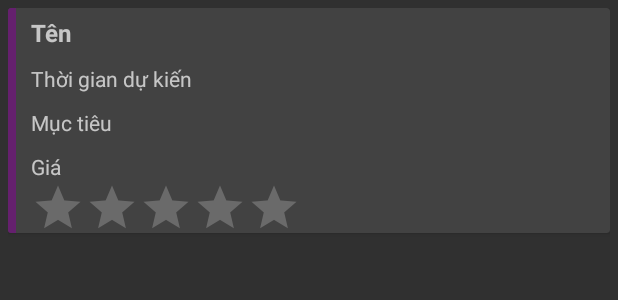
After one commit to hieuvanlai/PortablePTV2, an Android app: the layout item_list_pack_hot.xml on its own in the app's theme, with its tools: preview values and no code run, on a phone screen of 412 x 824 dp. The commit adds this screen. Shown: the top 300 px of the screen. Run offline under Robolectric (Android 15) with nearby library versions, the phone set to English and light mode, and no system bars.

Commit message:
load name Pack in Pack-type

```diff
--- a/app/src/main/java/com/example/hihihahahehe/portablept/adapters/PackAdapter.java
+++ b/app/src/main/java/com/example/hihihahahehe/portablept/adapters/PackAdapter.java
@@ -41,7 +41,7 @@ public class PackAdapter extends RecyclerView.Adapter<PackAdapter.PackViewHolder
 
     @Override
     public PackViewHolder onCreateViewHolder(ViewGroup parent, int viewType) {
-        View view = LayoutInflater.from(context).inflate(R.layout.item_list_pack, null);
+        View view = LayoutInflater.from(context).inflate(R.layout.item_list_pack_hot, null);
         PackViewHolder viewHolder = new PackViewHolder(view);
         return viewHolder;
     }
--- a/app/src/main/java/com/example/hihihahahehe/portablept/fragments/HomeFragment.java
+++ b/app/src/main/java/com/example/hihihahahehe/portablept/fragments/HomeFragment.java
@@ -28,6 +28,8 @@ import com.example.hihihahahehe.portablept.networks.RetrofitFactory;
 import com.example.hihihahahehe.portablept.networks.services.GetPacks;
 import com.example.hihihahahehe.portablept.networks.services.GetSports;
 import com.squareup.picasso.Picasso;
+
+import org.greenrobot.eventbus.EventBus;
 
 import java.util.ArrayList;
 import java.util.List;
@@ -103,6 +105,7 @@ public class HomeFragment extends Fragment {
                     hotPackModel.setGoal(packJSONModel.getPurpose());
                     hotPackModelList.add(hotPackModel);
                 }
+
                 hotCoachesAdapter.notifyDataSetChanged();
                 hotPackAdapter.notifyDataSetChanged();
             }
@@ -123,6 +126,7 @@ public class HomeFragment extends Fragment {
                     hotSportsModel.setImageURL(sportsJSONModel.getImageURL());
                     hotSportsModelList.add(hotSportsModel);
                 }
+                EventBus.getDefault().postSticky(hotSportsModelList);
                 hotSportsAdapter.notifyDataSetChanged();
             }
 
--- a/app/src/main/java/com/example/hihihahahehe/portablept/fragments/LoginFragment.java
+++ b/app/src/main/java/com/example/hihihahahehe/portablept/fragments/LoginFragment.java
@@ -89,6 +89,7 @@ public class LoginFragment extends Fragment {
         // Other app specific specialization
 
         // Callback registration, check if not login before
+        ScreenManager.replaceFragment(getActivity().getSupportFragmentManager(), new RoleFragment(), R.id.layout_container_main, false);
         if(accessToken == null) {
 
             loginButton.registerCallback(callbackManager, new FacebookCallback<LoginResult>() {
--- /dev/null
+++ b/app/src/main/res/layout/item_list_pack_hot.xml
@@ -0,0 +1,67 @@
+<?xml version="1.0" encoding="utf-8"?>
+<LinearLayout xmlns:android="http://schemas.android.com/apk/res/android"
+    android:orientation="vertical" android:layout_width="match_parent"
+    android:layout_height="match_parent"
+    android:padding="5dp">
+    <android.support.v7.widget.CardView
+        android:layout_width="match_parent"
+        android:layout_height="150dp">
+        <RelativeLayout
+            android:layout_width="match_parent"
+            android:layout_height="match_parent">
+
+            <View
+                android:layout_width="5dp"
+                android:layout_height="match_parent"
+                android:id="@+id/v_color"
+                android:layout_marginEnd="10dp"
+                android:background="@color/colorPrimary"/>
+            <TextView
+                android:layout_marginTop="5dp"
+                android:id="@+id/tv_name"
+                android:layout_width="match_parent"
+                android:layout_height="wrap_content"
+                android:text="Tên"
+                android:textStyle="bold"
+                android:textSize="16sp"
+                android:layout_toRightOf="@id/v_color"
+                />
+            <TextView
+                android:id="@+id/tv_duration"
+                android:layout_width="match_parent"
+                android:layout_height="wrap_content"
+                android:text="Thời gian dự kiến"
+                android:layout_below="@id/tv_name"
+                android:layout_toRightOf="@id/v_color"
+                android:layout_marginTop="10dp"/>
+            <TextView
+                android:id="@+id/tv_goal"
+                android:layout_marginTop="10dp"
+                android:layout_toEndOf="@id/v_color"
+                android:layout_below="@id/tv_duration"
+                android:layout_width="match_parent"
+                android:layout_height="wrap_content"
+                android:text="Mục tiêu"/>
+
+            <TextView
+                android:id="@+id/tv_cost"
+                android:layout_marginTop="10dp"
+                android:layout_toEndOf="@id/v_color"
+                android:layout_below="@id/tv_goal"
+                android:layout_width="match_parent"
+                android:layout_height="wrap_content"
+                android:text="Giá"/>
+
+            <android.support.v7.widget.AppCompatRatingBar
+                android:layout_toRightOf="@id/v_color"
+                style="?android:attr/ratingBarStyleIndicator"
+                android:numStars="5"
+                android:layout_below="@+id/tv_cost"
+                android:layout_width="wrap_content"
+                android:layout_height="wrap_content"
+                />
+        </RelativeLayout>
+
+    </android.support.v7.widget.CardView>
+
+</LinearLayout>
```
Also changed, not shown: app/src/main/java/com/example/hihihahahehe/portablept/fragments/PackFragment.java (+25 -14 lines).
